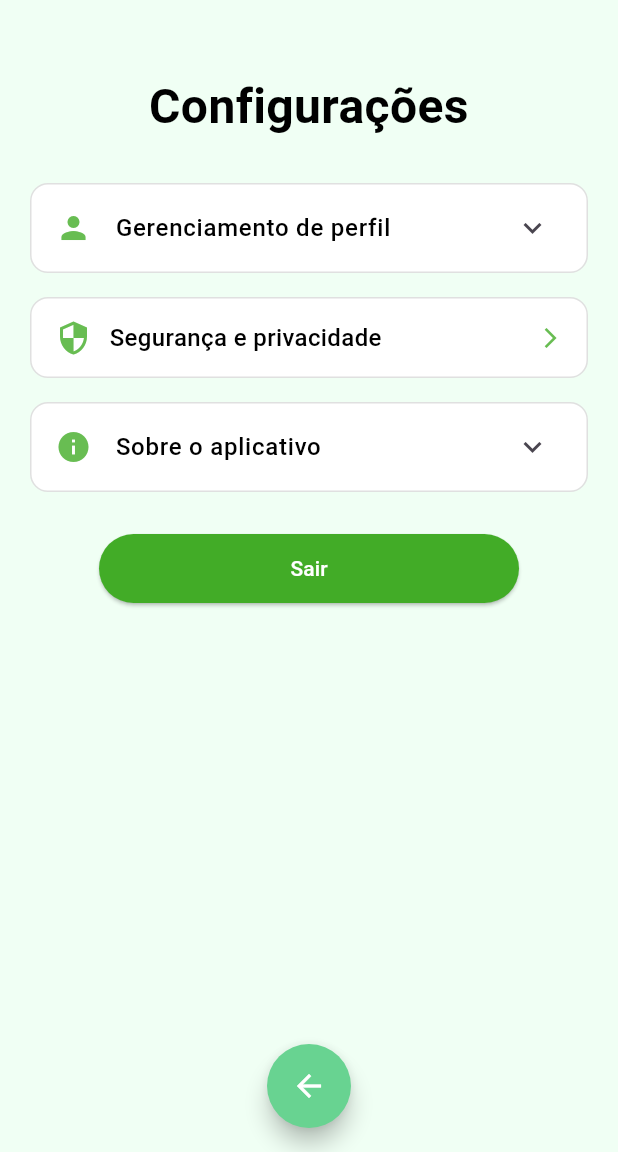
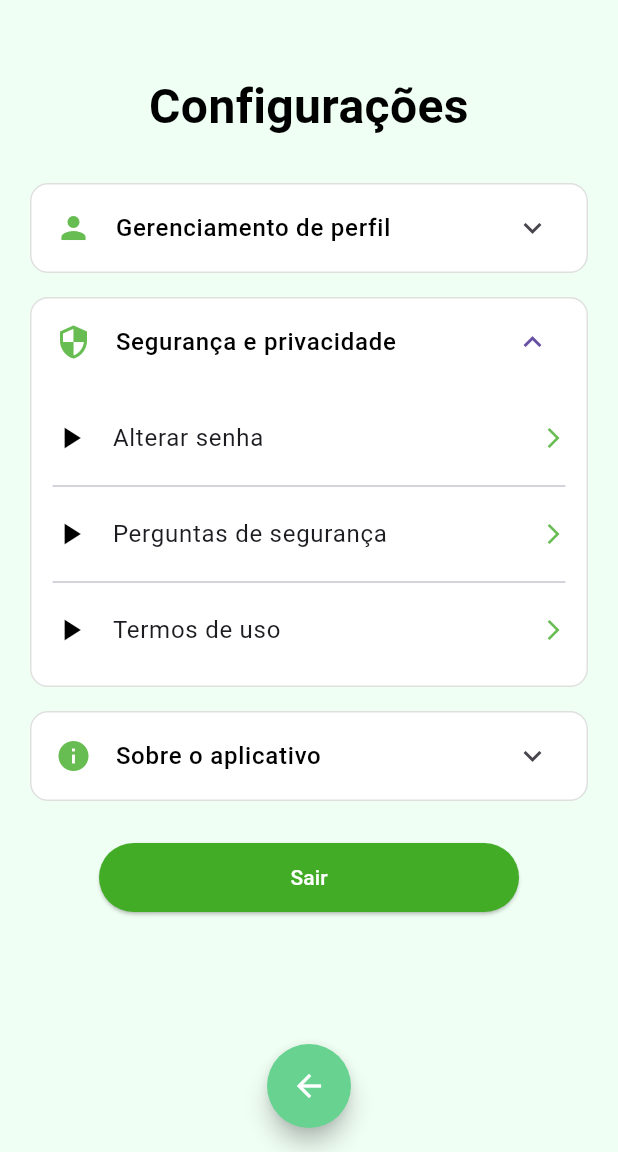
Before and after one commit to bastosmelo/fincontrol, a Flutter app: the ConfigPage screen opened directly, after a tap on "Segurança e privacidade", on a phone screen of 412 x 824 dp, the part 84-1236 px from its top. Run offline on Flutter 3.47's test engine with Material 3 defaults, Android fonts, the phone set to English and light mode, and no system bars.

Commit message:
atualização da config
atualização da config

```diff
--- a/lib/config.dart
+++ b/lib/config.dart
@@ -28,6 +28,7 @@ class ConfigPage extends StatefulWidget {
 
 class _ConfigPageState extends State<ConfigPage> {
   bool perfilExpanded = false;
+  bool securityExpanded = false;
   bool notificacoesOn = true;
 
   @override
@@ -100,11 +101,7 @@ class _ConfigPageState extends State<ConfigPage> {
                   buildProfileAccordion(width),
                   const SizedBox(height: 16),
 
-                  buildOptionTile(
-                    icon: Icons.security,
-                    title: 'Segurança e privacidade',
-                    onTap: () {},
-                  ),
+                  buildSecurityAccordion(width),
                   const SizedBox(height: 16),
 
                   buildSobreAccordion(width),
@@ -209,6 +206,58 @@ class _ConfigPageState extends State<ConfigPage> {
     );
   }
 
+  Widget buildSecurityAccordion(double width) {
+    return Container(
+      decoration: BoxDecoration(
+        color: Colors.white,
+        borderRadius: BorderRadius.circular(12),
+        border: Border.all(color: const Color(0xFFE0E0E0)),
+      ),
+      child: Theme(
+        data: Theme.of(context).copyWith(dividerColor: Colors.transparent),
+        child: ExpansionTile(
+          initiallyExpanded: securityExpanded,
+          onExpansionChanged: (v) => setState(() => securityExpanded = v),
+          leading: Icon(Icons.security, color: const Color(0xCC42AC27)),
+          title: const Text(
+            'Segurança e privacidade',
+            style: TextStyle(
+              color: Colors.black,
+              fontSize: 16,
+              fontWeight: FontWeight.w500,
+            ),
+          ),
+          childrenPadding: const EdgeInsets.symmetric(horizontal: 14, vertical: 8),
+          children: [
+            ListTile(
+              contentPadding: EdgeInsets.zero,
+              leading: const Icon(Icons.play_arrow, color: Colors.black),
+              title: const Text('Alterar senha'),
+              trailing: const Icon(Icons.arrow_forward_ios, size: 16, color: Color(0xCC42AC27)),
+              onTap: () {},
+            ),
+            const Divider(height: 8),
+            ListTile(
+              contentPadding: EdgeInsets.zero,
+              leading: const Icon(Icons.play_arrow, color: Colors.black),
+              title: const Text('Perguntas de segurança'),
+              trailing: const Icon(Icons.arrow_forward_ios, size: 16, color: Color(0xCC42AC27)),
+              onTap: () {},
+            ),
+            const Divider(height: 8),
+            ListTile(
+              contentPadding: EdgeInsets.zero,
+              leading: const Icon(Icons.play_arrow, color: Colors.black),
+              title: const Text('Termos de uso'),
+              trailing: const Icon(Icons.arrow_forward_ios, size: 16, color: Color(0xCC42AC27)),
+              onTap: () {},
+            ),
+          ],
+        ),
+      ),
+    );
+  }
+
   Widget buildSobreAccordion(double width) {
     return Container(
       decoration: BoxDecoration(
```
